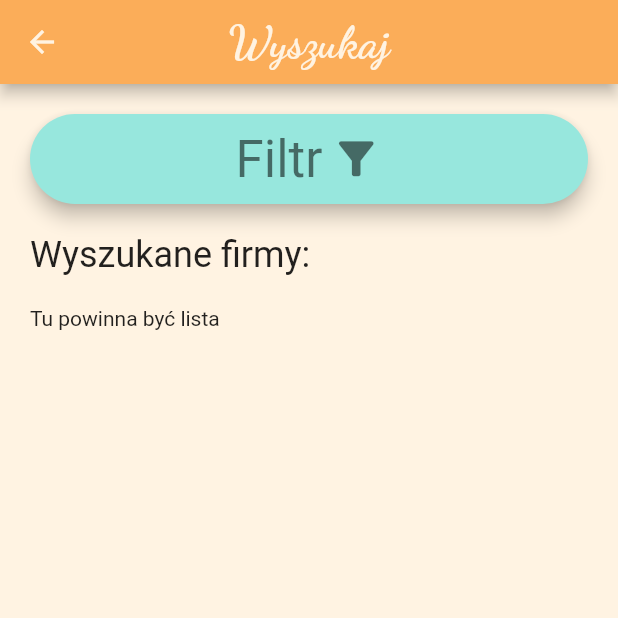
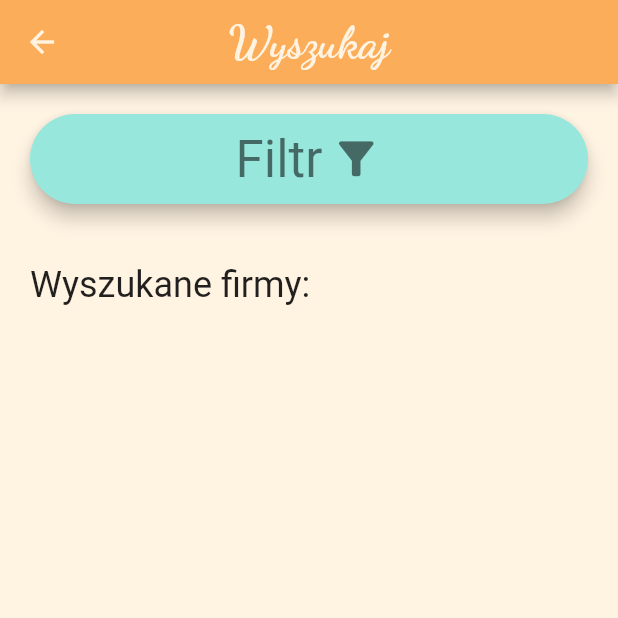
Before and after one commit to wysockikacper98/praca_inzynierska, a Flutter app: the screen it shows once a user with an empty profile is signed in, in the side drawer, after a tap on "Wyszukiwarka", on a phone screen of 412 x 824 dp, the top half of it. Run offline on Flutter 3.47's test engine with Material 2 defaults, Android fonts, the phone set to English and light mode, and no system bars; our stand-ins replace auto_size_text, carousel_slider, cloud_firestore, firebase_auth, firebase_core, firebase_storage and 4 more; accounts and stored records are empty.

Commit message:
Lista Firm dodana
Took 1 hour 17 minutes

```diff
--- a/lib/helpers/firebaseHelper.dart
+++ b/lib/helpers/firebaseHelper.dart
@@ -34,7 +34,8 @@ Future<void> loginUser(
     }
     // print("Login as User:" + authResult.user.uid);
     // print('Login helper:' + data.data().toString());
-    Provider.of<UserProvider>(context, listen: false).user = Users.fromJson(data.data());
+    Provider.of<UserProvider>(context, listen: false).user =
+        Users.fromJson(data.data());
     // await saveUserInfo(Users.fromJson(data.data()));
   } on FirebaseAuthException catch (error) {
     handleFirebaseError(context, error);
@@ -97,7 +98,8 @@ Future<bool> registerFirm(
         .set(firm.toJson());
 
     // print('Zapisana firma:\n' + firm.toString());
-    Provider.of<UserProvider>(context, listen: false).user = Users.fromJson(firm.toJson());
+    Provider.of<UserProvider>(context, listen: false).user =
+        Users.fromJson(firm.toJson());
     // await saveUserInfo(firm);
     return true;
   } on FirebaseAuthException catch (error) {
@@ -200,8 +202,12 @@ Future<void> getUserInfoFromFirebase(
     data =
         await FirebaseFirestore.instance.collection('firms').doc(userID).get();
     provider.user = Users.fromJson(data.data());
-  }else{
+  } else {
     provider.user = Users.fromJson(data.data());
   }
+}
 
+Future<QuerySnapshot> getFirmList() async {
+  final data = await FirebaseFirestore.instance.collection('firms').get();
+  return data;
 }
--- a/lib/screens/search/search_screen.dart
+++ b/lib/screens/search/search_screen.dart
@@ -1,4 +1,3 @@
-import 'package:flutter/cupertino.dart';
 import 'package:flutter/material.dart';
 import 'package:praca_inzynierska/widgets/search/build_firm_list_with_filter.dart';
 import 'package:praca_inzynierska/widgets/search/filter.dart';
@@ -13,16 +12,18 @@ class SearchScreen extends StatelessWidget {
         centerTitle: true,
         title: Text('Wyszukaj'),
       ),
-      body: Padding(
-        padding: const EdgeInsets.all(20.0),
+      body: SingleChildScrollView(
         child: Column(
           crossAxisAlignment: CrossAxisAlignment.start,
           children: [
             buildFilter(context),
             SizedBox(height: 20),
-            Text(
-              'Wyszukane firmy:',
-              style: Theme.of(context).textTheme.headline5,
+            Padding(
+              padding: const EdgeInsets.symmetric(horizontal: 20.0),
+              child: Text(
+                'Wyszukane firmy:',
+                style: Theme.of(context).textTheme.headline5,
+              ),
             ),
             SizedBox(height: 20),
             buildFirmListWithFilter(),
--- a/lib/widgets/search/build_firm_list_with_filter.dart
+++ b/lib/widgets/search/build_firm_list_with_filter.dart
@@ -1,5 +1,25 @@
 import 'package:flutter/material.dart';
+import 'package:praca_inzynierska/helpers/firebaseHelper.dart';
+import 'package:praca_inzynierska/widgets/firm/build_firm_info.dart';
 
-Widget buildFirmListWithFilter(){
-  return Text('Tu powinna być lista');
+Widget buildFirmListWithFilter() {
+  getFirmList();
+  return FutureBuilder(
+    future: getFirmList(),
+    builder: (ctx, snapshot) {
+      if (snapshot.connectionState == ConnectionState.done) {
+        final firms = snapshot.data.docs;
+        return ListView.builder(
+          shrinkWrap: true,
+          physics: NeverScrollableScrollPhysics(),
+          itemCount: firms.length * 10,
+          itemBuilder: (context, index) {
+            return buildFirmInfo(context, firms[index % 3]);
+          },
+        );
+      } else {
+        return Center(child: CircularProgressIndicator());
+      }
+    },
+  );
 }
--- a/lib/widgets/search/filter.dart
+++ b/lib/widgets/search/filter.dart
@@ -4,7 +4,9 @@ import 'package:praca_inzynierska/widgets/theme/theme_dark.dart' as dark;
 import 'package:praca_inzynierska/widgets/theme/theme_light.dart' as light;
 
 Widget buildFilter(BuildContext context) {
-  return ElevatedButton(
+  return Padding(
+    padding: const EdgeInsets.all(20.0),
+    child: ElevatedButton(
       style: MediaQuery.of(context).platformBrightness == Brightness.light
           ? light.elevatedButtonFilterStyle()
           : dark.elevatedButtonFilterStyle(),
@@ -15,15 +17,13 @@ Widget buildFilter(BuildContext context) {
           children: [
             Text('Filtr', style: Theme.of(context).textTheme.headline4),
             SizedBox(width: 5),
-          Icon(
-            Icons.filter_alt,
-            size: 35,
-          ),
+            Icon(Icons.filter_alt, size: 35),
           ],
         ),
       ),
       onPressed: () {
         print('Filtr');
       },
+    ),
   );
 }
```
Lines whose indentation alone changed are shown as unchanged.
